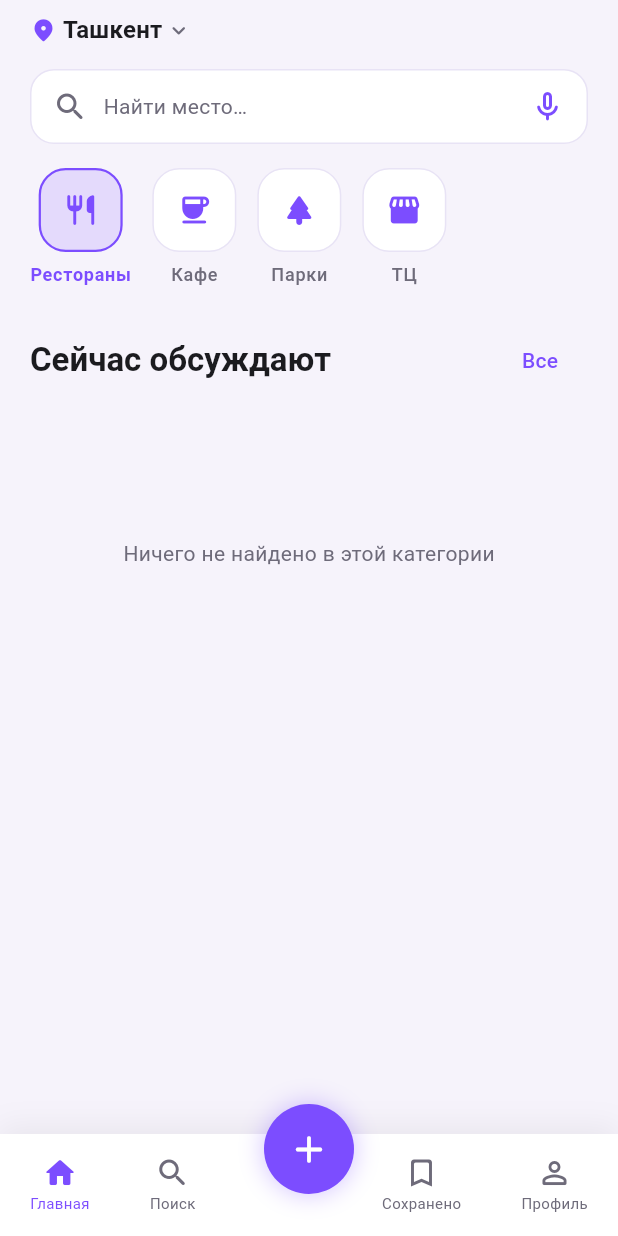
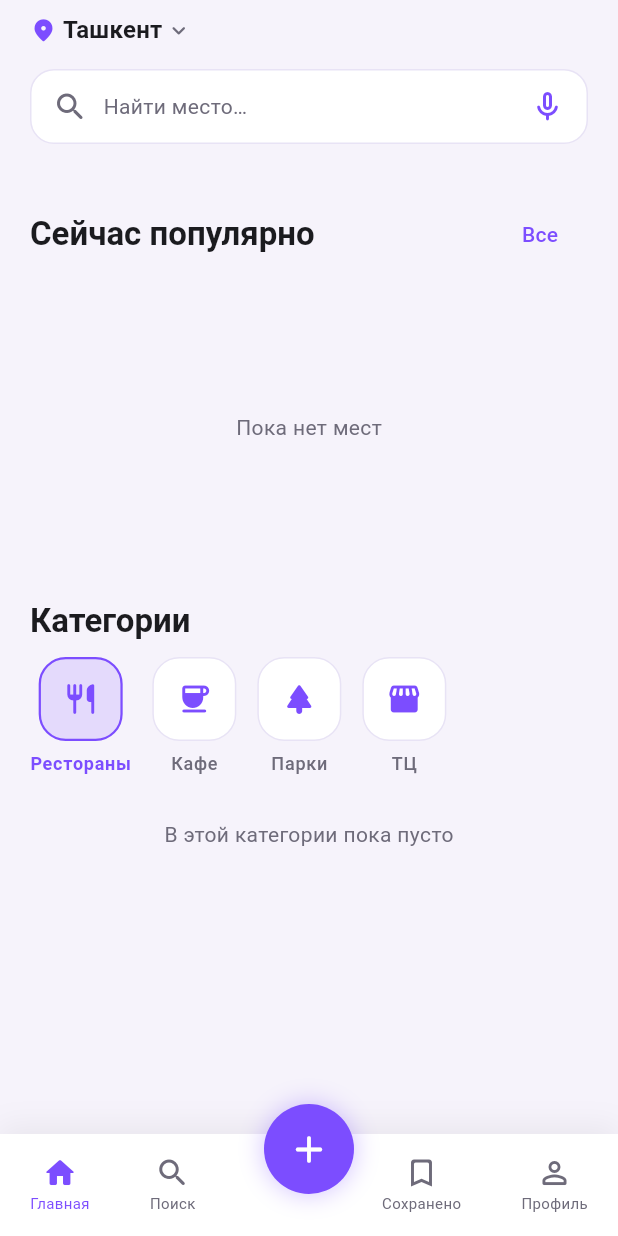
Before and after one commit to d44584131-bit/Tavsiya-MVP, a Flutter app: the screen it shows after launch, after a tap on "Русский", after a tap on "Пропустить", after a tap on "Рестораны", on a phone screen of 412 x 824 dp. Run offline on Flutter 3.47's test engine with Material 3 defaults, Android fonts, the phone set to English and light mode, and no system bars; our stand-ins replace shared_preferences, supabase_flutter; accounts and stored records are empty; network calls fail.

Commit message:
Rework home screen layout per feedback
- Trending carousel now sorted by rating (highest stars first) and
  stays independent of the category filter
- Category filter is now its own section: chips + vertical list of
  results (product-card style: photo ~1/3 + name/address/rating),
  instead of filtering the trending carousel in place
- "Все" on trending and tapping a collection now navigate to a
  dedicated PlaceListScreen instead of a modal bottom sheet
- Section order: Сейчас популярно -> Категории -> Новые отзывы ->
  Подборки для вас

Co-Authored-By: Claude Sonnet 5 <noreply@anthropic.com>

```diff
--- a/lib/screens/home/home_screen.dart
+++ b/lib/screens/home/home_screen.dart
@@ -2,7 +2,9 @@ import 'package:flutter/material.dart';
 import '../../supabase_service.dart';
 import '../../theme/app_colors.dart';
 import '../../widgets/place_card.dart';
+import '../../widgets/place_list_tile.dart';
 import '../../widgets/review_list_item.dart';
+import '../place/place_list_screen.dart';
 
 class _CategoryItem {
   final String label;
@@ -36,10 +38,13 @@ class HomeScreen extends StatefulWidget {
 class _HomeScreenState extends State<HomeScreen> {
   bool _isLoading = true;
   bool _hasError = false;
-  String? _selectedCategory;
   List<PlaceCardData> _trending = const [];
   List<ReviewListItemData> _recentReviews = const [];
   List<CollectionData> _collections = const [];
+
+  String? _selectedCategory;
+  bool _isFilterLoading = false;
+  List<PlaceCardData> _filteredPlaces = const [];
 
   @override
   void initState() {
@@ -54,7 +59,7 @@ class _HomeScreenState extends State<HomeScreen> {
     });
     try {
       final results = await Future.wait([
-        SupabaseService.fetchTrendingPlaces(category: _selectedCategory),
+        SupabaseService.fetchTrendingPlaces(),
         SupabaseService.fetchRecentReviews(),
         SupabaseService.fetchCollections(),
       ]);
@@ -74,18 +79,45 @@ class _HomeScreenState extends State<HomeScreen> {
     }
   }
 
-  void _onCategoryTap(String key) {
-    setState(() => _selectedCategory = _selectedCategory == key ? null : key);
-    _load();
+  Future<void> _onCategoryTap(String key) async {
+    final next = _selectedCategory == key ? null : key;
+    setState(() => _selectedCategory = next);
+    if (next == null) {
+      setState(() => _filteredPlaces = const []);
+      return;
+    }
+    setState(() => _isFilterLoading = true);
+    try {
+      final results = await SupabaseService.searchPlaces(category: next);
+      if (!mounted) return;
+      setState(() {
+        _filteredPlaces = results;
+        _isFilterLoading = false;
+      });
+    } catch (_) {
+      if (!mounted) return;
+      setState(() => _isFilterLoading = false);
+    }
+  }
+
+  void _openAllTrending() {
+    Navigator.of(context).push(MaterialPageRoute(
+      builder: (_) => PlaceListScreen(
+        title: 'Сейчас популярно',
+        fetcher: () => SupabaseService.fetchTrendingPlaces(limit: 50),
+        onPlaceTap: (p) => widget.onPlaceTap?.call(p),
+      ),
+    ));
   }
 
   void _openCollection(CollectionData collection) {
-    showModalBottomSheet(
-      context: context,
-      backgroundColor: Colors.transparent,
-      isScrollControlled: true,
-      builder: (context) => _CollectionSheet(collection: collection, onPlaceTap: widget.onPlaceTap),
-    );
+    Navigator.of(context).push(MaterialPageRoute(
+      builder: (_) => PlaceListScreen(
+        title: collection.title,
+        fetcher: () async => collection.places,
+        onPlaceTap: (p) => widget.onPlaceTap?.call(p),
+      ),
+    ));
   }
 
   @override
@@ -113,11 +145,12 @@ class _HomeScreenState extends State<HomeScreen> {
       child: CustomScrollView(
         slivers: [
           SliverToBoxAdapter(child: _buildHeader(theme)),
-          SliverToBoxAdapter(child: _buildCategoryRow(theme)),
           SliverToBoxAdapter(
-            child: _SectionTitle(title: 'Сейчас обсуждают', onSeeAll: () {}),
+            child: _SectionTitle(title: 'Сейчас популярно', onSeeAll: _openAllTrending),
           ),
           SliverToBoxAdapter(child: _buildTrendingRow()),
+          SliverToBoxAdapter(child: _buildCategoryFilterHeader(theme)),
+          if (_selectedCategory != null) _buildFilterResultsSliver(theme),
           if (!_isLoading && _recentReviews.isNotEmpty) ...[
             SliverToBoxAdapter(
               child: _SectionTitle(title: 'Новые отзывы', onSeeAll: () {}),
@@ -190,8 +223,44 @@ class _HomeScreenState extends State<HomeScreen> {
     );
   }
 
-  Widget _buildCategoryRow(ThemeData theme) {
+  Widget _buildTrendingRow() {
     return SizedBox(
+      height: 190,
+      child: _isLoading
+          ? ListView.builder(
+              scrollDirection: Axis.horizontal,
+              padding: const EdgeInsets.symmetric(horizontal: 20),
+              itemCount: 3,
+              itemBuilder: (context, i) => const PlaceCardSkeleton(),
+            )
+          : _trending.isEmpty
+              ? Center(
+                  child: Text('Пока нет мест', style: Theme.of(context).textTheme.bodyMedium),
+                )
+              : ListView.builder(
+                  scrollDirection: Axis.horizontal,
+                  padding: const EdgeInsets.symmetric(horizontal: 20),
+                  itemCount: _trending.length,
+                  itemBuilder: (context, i) {
+                    final place = _trending[i];
+                    return _StaggerIn(
+                      index: i,
+                      child: PlaceCard(data: place, onTap: () => widget.onPlaceTap?.call(place)),
+                    );
+                  },
+                ),
+    );
+  }
+
+  Widget _buildCategoryFilterHeader(ThemeData theme) {
+    return Column(
+      crossAxisAlignment: CrossAxisAlignment.start,
+      children: [
+        Padding(
+          padding: const EdgeInsets.fromLTRB(20, 20, 20, 10),
+          child: Text('Категории', style: theme.textTheme.headlineMedium),
+        ),
+        SizedBox(
           height: 84,
           child: ListView.separated(
             scrollDirection: Axis.horizontal,
@@ -201,9 +270,7 @@ class _HomeScreenState extends State<HomeScreen> {
             itemBuilder: (context, i) {
               final c = _categories[i];
               final isActive = _selectedCategory == c.key;
-          return _StaggerIn(
-            index: i,
-            child: GestureDetector(
+              return GestureDetector(
                 onTap: () => _onCategoryTap(c.key),
                 child: Column(
                   children: [
@@ -227,37 +294,38 @@ class _HomeScreenState extends State<HomeScreen> {
                     ),
                   ],
                 ),
-            ),
               );
             },
           ),
+        ),
+      ],
     );
   }
 
-  Widget _buildTrendingRow() {
-    return SizedBox(
-      height: 190,
-      child: _isLoading
-          ? ListView.builder(
-              scrollDirection: Axis.horizontal,
+  Widget _buildFilterResultsSliver(ThemeData theme) {
+    if (_isFilterLoading) {
+      return const SliverToBoxAdapter(
+        child: Padding(
+          padding: EdgeInsets.symmetric(vertical: 24),
+          child: Center(child: CircularProgressIndicator()),
+        ),
+      );
+    }
+    if (_filteredPlaces.isEmpty) {
+      return SliverToBoxAdapter(
+        child: Padding(
+          padding: const EdgeInsets.symmetric(vertical: 24),
+          child: Center(child: Text('В этой категории пока пусто', style: theme.textTheme.bodyMedium)),
+        ),
+      );
+    }
+    return SliverPadding(
       padding: const EdgeInsets.symmetric(horizontal: 20),
-              itemCount: 3,
-              itemBuilder: (context, i) => const PlaceCardSkeleton(),
-            )
-          : _trending.isEmpty
-              ? Center(
-                  child: Text('Ничего не найдено в этой категории', style: Theme.of(context).textTheme.bodyMedium),
-                )
-              : ListView.builder(
-                  scrollDirection: Axis.horizontal,
-                  padding: const EdgeInsets.symmetric(horizontal: 20),
-                  itemCount: _trending.length,
+      sliver: SliverList.builder(
+        itemCount: _filteredPlaces.length,
         itemBuilder: (context, i) {
-                    final place = _trending[i];
-                    return _StaggerIn(
-                      index: i,
-                      child: PlaceCard(data: place, onTap: () => widget.onPlaceTap?.call(place)),
-                    );
+          final place = _filteredPlaces[i];
+          return PlaceListTile(data: place, onTap: () => widget.onPlaceTap?.call(place));
         },
       ),
     );
@@ -286,78 +354,6 @@ class _HomeScreenState extends State<HomeScreen> {
             ),
           );
         },
-      ),
-    );
-  }
-}
-
-class _CollectionSheet extends StatelessWidget {
-  final CollectionData collection;
-  final void Function(PlaceCardData place)? onPlaceTap;
-  const _CollectionSheet({required this.collection, this.onPlaceTap});
-
-  @override
-  Widget build(BuildContext context) {
-    final theme = Theme.of(context);
-    return Container(
-      padding: const EdgeInsets.fromLTRB(20, 12, 20, 28),
-      decoration: BoxDecoration(
-        color: theme.scaffoldBackgroundColor,
-        borderRadius: const BorderRadius.vertical(top: Radius.circular(24)),
-      ),
-      child: Column(
-        mainAxisSize: MainAxisSize.min,
-        crossAxisAlignment: CrossAxisAlignment.start,
-        children: [
-          Center(
-            child: Container(
-              width: 36,
-              height: 4,
-              margin: const EdgeInsets.only(bottom: 16),
-              decoration: BoxDecoration(color: theme.dividerColor, borderRadius: BorderRadius.circular(2)),
-            ),
-          ),
-          Text(collection.title, style: theme.textTheme.headlineMedium),
-          const SizedBox(height: 16),
-          ...collection.places.map((p) => Padding(
-                padding: const EdgeInsets.only(bottom: 10),
-                child: InkWell(
-                  onTap: () {
-                    Navigator.of(context).pop();
-                    onPlaceTap?.call(p);
-                  },
-                  borderRadius: BorderRadius.circular(16),
-                  child: Container(
-                    padding: const EdgeInsets.all(12),
-                    decoration: BoxDecoration(
-                      color: theme.cardColor,
-                      borderRadius: BorderRadius.circular(16),
-                      border: Border.all(color: theme.dividerColor),
-                    ),
-                    child: Row(
-                      children: [
-                        Container(
-                          width: 44,
-                          height: 44,
-                          decoration: BoxDecoration(color: theme.colorScheme.primary.withValues(alpha: 0.12), borderRadius: BorderRadius.circular(12)),
-                          child: Icon(Icons.place_rounded, color: theme.colorScheme.primary),
-                        ),
-                        const SizedBox(width: 12),
-                        Expanded(
-                          child: Column(
-                            crossAxisAlignment: CrossAxisAlignment.start,
-                            children: [
-                              Text(p.name, style: theme.textTheme.titleMedium),
-                              Text('${p.categoryLabel} · ${p.district}', style: theme.textTheme.labelSmall),
-                            ],
-                          ),
-                        ),
-                      ],
-                    ),
-                  ),
-                ),
-              )),
-        ],
       ),
     );
   }
--- a/lib/supabase_service.dart
+++ b/lib/supabase_service.dart
@@ -90,14 +90,13 @@ class SupabaseService {
 
   static const _placeCardColumns = 'id, name, category, district, rating_avg, reviews_count';
 
-  /// "Сейчас обсуждают" — топ мест по количеству недавних отзывов.
-  /// [category] — необязательный фильтр по категории (кнопки-фильтры на главном экране).
-  static Future<List<PlaceCardData>> fetchTrendingPlaces({int limit = 10, String? category}) async {
-    var builder = _client.from('places').select(_placeCardColumns);
-    if (category != null) {
-      builder = builder.eq('category', category);
-    }
-    final rows = await builder.order('reviews_count', ascending: false).limit(limit);
+  /// "Сейчас популярно" — места с самым высоким рейтингом.
+  static Future<List<PlaceCardData>> fetchTrendingPlaces({int limit = 10}) async {
+    final rows = await _client
+        .from('places')
+        .select(_placeCardColumns)
+        .order('rating_avg', ascending: false)
+        .limit(limit);
 
     return (rows as List).map((r) => _placeFromRow(r)).toList();
   }
```
Also changed, not shown: lib/screens/place/place_list_screen.dart (added, +91 -0 lines), lib/widgets/place_list_tile.dart (added, +85 -0 lines). Lines whose indentation alone changed are shown as unchanged.
